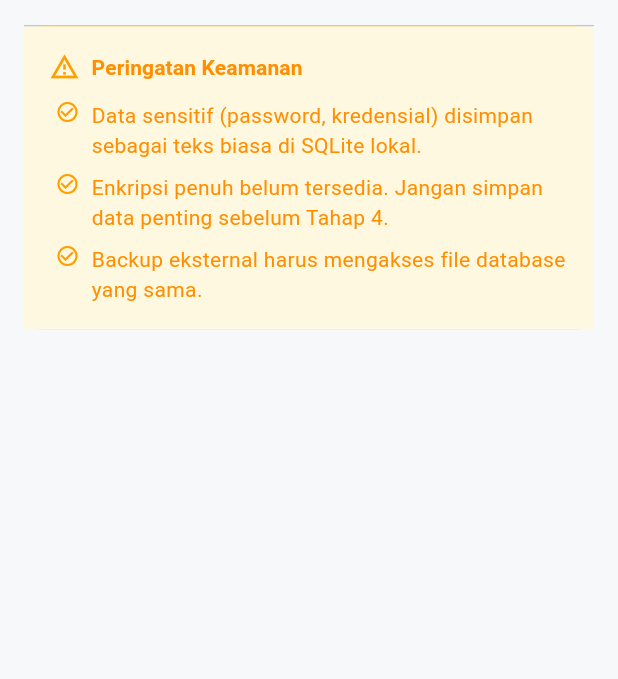
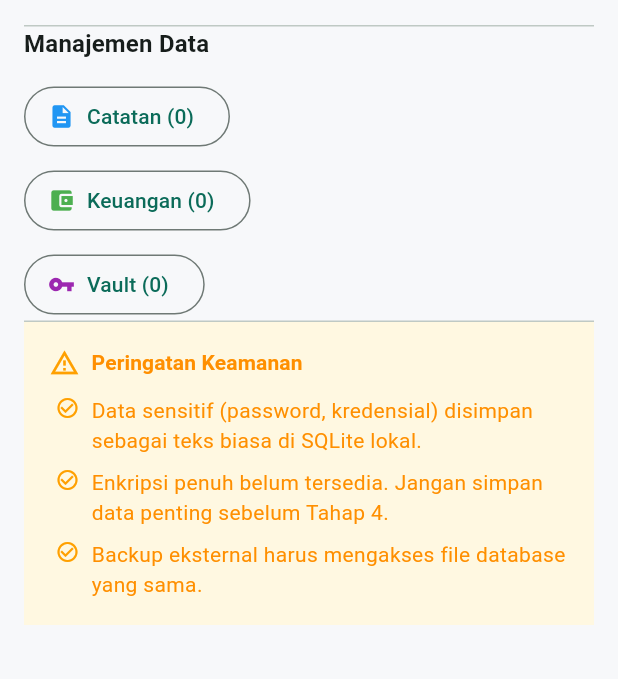
Before and after one commit to YusuP28/mylife, a Flutter app: the SettingsScreen screen opened directly, on a phone screen of 412 x 824 dp, the part 557-1236 px from its top. Run offline on Flutter 3.47's test engine with Material 3 defaults, Android fonts, the phone set to English and light mode, and no system bars; our stand-ins replace sqflite; accounts and stored records are empty.

Commit message:
feat: add settings data reset (clear all notes, finance, vault)

```diff
--- a/lib/providers/finance_provider.dart
+++ b/lib/providers/finance_provider.dart
@@ -181,4 +181,10 @@ class FinanceProvider extends ChangeNotifier {
     await _service.deleteTransaction(id);
     await loadTransactions();
   }
+
+  /// Menghapus SEMUA transaksi (reset data).
+  Future<void> clearAllTransactions() async {
+    await _service.clearTransactions();
+    await loadTransactions();
+  }
 }
--- a/lib/providers/notes_provider.dart
+++ b/lib/providers/notes_provider.dart
@@ -79,4 +79,10 @@ class NotesProvider extends ChangeNotifier {
     await _service.deleteNote(id);
     await loadNotes();
   }
+
+  /// Menghapus SEMUA catatan (reset data).
+  Future<void> clearAllNotes() async {
+    await _service.clearNotes();
+    await loadNotes();
+  }
 }
--- a/lib/providers/vault_provider.dart
+++ b/lib/providers/vault_provider.dart
@@ -113,4 +113,10 @@ class VaultProvider extends ChangeNotifier {
     await _service.deleteVaultItem(id);
     await loadItems();
   }
+
+  /// Menghapus SEMUA item brankas (reset data).
+  Future<void> clearAllItems() async {
+    await _service.clearVaultItems();
+    await loadItems();
+  }
 }
--- a/lib/screens/settings/settings_screen.dart
+++ b/lib/screens/settings/settings_screen.dart
@@ -50,6 +50,32 @@ class SettingsScreen extends StatelessWidget {
             onTap: () => _showAboutDialog(context),
           ),
           const Divider(),
+          _DataManagementSection(
+            notesCount: notesProvider.notes.length,
+            financeCount: financeProvider.transactions.length,
+            vaultCount: vaultProvider.count,
+            onResetNotes: () => _showResetDialog(
+              context: context,
+              title: 'Reset Catatan',
+              description: 'Hapus SEMUA catatan (${notesProvider.notes.length} buah) dari perangkat. Tindakan tidak bisa dibatalkan.',
+              onConfirm: () => _resetNotes(context),
+            ),
+            onResetFinance: () => _showResetDialog(
+              context: context,
+              title: 'Reset Keuangan',
+              description:
+                  'Hapus SEMUA transaksi (${financeProvider.transactions.length} buah) dari perangkat. Saldo akan kembali ke nol. Tindakan tidak bisa dibatalkan.',
+              onConfirm: () => _resetFinance(context),
+            ),
+            onResetVault: () => _showResetDialog(
+              context: context,
+              title: 'Reset Vault',
+              description:
+                  'Hapus SEMUA item brankas (${vaultProvider.count} buah) dari perangkat. Password Anda hilang selamanya. Tindakan tidak bisa dibatalkan.',
+              onConfirm: () => _resetVault(context),
+            ),
+          ),
+          const Divider(),
           _SecurityWarningCard(
             items: [
               'Data sensitif (password, kredensial) disimpan sebagai teks biasa di SQLite lokal.',
@@ -96,6 +122,58 @@ class SettingsScreen extends StatelessWidget {
       ),
     );
   }
+
+  Future<void> _showResetDialog({
+    required BuildContext context,
+    required String title,
+    required String description,
+    required VoidCallback onConfirm,
+  }) async {
+    final confirmed = await showDialog<bool>(
+      context: context,
+      builder: (dialogContext) => AlertDialog(
+        title: Text(title),
+        content: Text(description),
+        actions: <Widget>[
+          TextButton(
+            onPressed: () => Navigator.of(dialogContext).pop(false),
+            child: const Text('Batal'),
+          ),
+          FilledButton(
+            onPressed: () => Navigator.of(dialogContext).pop(true),
+            child: const Text('Reset'),
+          ),
+        ],
+      ),
+    );
+    if (confirmed == true && context.mounted) {
+      onConfirm();
+    }
+  }
+
+  Future<void> _resetNotes(BuildContext context) async {
+    await context.read<NotesProvider>().clearAllNotes();
+    if (!context.mounted) return;
+    ScaffoldMessenger.of(context).showSnackBar(
+      const SnackBar(content: Text('Semua catatan telah dihapus')),
+    );
+  }
+
+  Future<void> _resetFinance(BuildContext context) async {
+    await context.read<FinanceProvider>().clearAllTransactions();
+    if (!context.mounted) return;
+    ScaffoldMessenger.of(context).showSnackBar(
+      const SnackBar(content: Text('Semua transaksi telah dihapus')),
+    );
+  }
+
+  Future<void> _resetVault(BuildContext context) async {
+    await context.read<VaultProvider>().clearAllItems();
+    if (!context.mounted) return;
+    ScaffoldMessenger.of(context).showSnackBar(
+      const SnackBar(content: Text('Semua item brankas telah dihapus')),
+    );
+  }
 }
 
 class _SummaryCard extends StatelessWidget {
@@ -137,6 +215,85 @@ class _SummaryCard extends StatelessWidget {
   }
 }
 
+class _DataManagementSection extends StatelessWidget {
+  const _DataManagementSection({
+    required this.notesCount,
+    required this.financeCount,
+    required this.vaultCount,
+    required this.onResetNotes,
+    required this.onResetFinance,
+    required this.onResetVault,
+  });
+
+  final int notesCount;
+  final int financeCount;
+  final int vaultCount;
+  final VoidCallback onResetNotes;
+  final VoidCallback onResetFinance;
+  final VoidCallback onResetVault;
+
+  @override
+  Widget build(BuildContext context) {
+    return Column(
+      crossAxisAlignment: CrossAxisAlignment.start,
+      children: <Widget>[
+        Text('Manajemen Data',
+            style: Theme.of(context).textTheme.titleMedium?.copyWith(
+                fontWeight: FontWeight.w600)),
+        const SizedBox(height: 12),
+        _ResetButton(
+          icon: Icons.description,
+          label: 'Catatan',
+          count: notesCount,
+          color: Colors.blue,
+          onPressed: onResetNotes,
+        ),
+        const SizedBox(height: 8),
+        _ResetButton(
+          icon: Icons.account_balance_wallet,
+          label: 'Keuangan',
+          count: financeCount,
+          color: Colors.green,
+          onPressed: onResetFinance,
+        ),
+        const SizedBox(height: 8),
+        _ResetButton(
+          icon: Icons.vpn_key,
+          label: 'Vault',
+          count: vaultCount,
+          color: Colors.purple,
+          onPressed: onResetVault,
+        ),
+      ],
+    );
+  }
+}
+
+class _ResetButton extends StatelessWidget {
+  const _ResetButton({
+    required this.icon,
+    required this.label,
+    required this.count,
+    required this.color,
+    required this.onPressed,
+  });
+
+  final IconData icon;
+  final String label;
+  final int count;
+  final Color color;
+  final VoidCallback onPressed;
+
+  @override
+  Widget build(BuildContext context) {
+    return OutlinedButton.icon(
+      onPressed: onPressed,
+      icon: Icon(icon, color: color),
+      label: Text('$label ($count)'),
+    );
+  }
+}
+
 class _SecurityWarningCard extends StatelessWidget {
   const _SecurityWarningCard({required this.items});
 
@@ -164,8 +321,7 @@ class _SecurityWarningCard extends StatelessWidget {
                 const SizedBox(width: 8),
                 Text('Peringatan Keamanan',
                     style: theme.textTheme.titleSmall?.copyWith(
-                        color: Colors.amber.shade800,
-                        fontWeight: FontWeight.w600)),
+                        color: Colors.amber.shade800, fontWeight: FontWeight.w600)),
               ],
             ),
             const SizedBox(height: 12),
```
Also changed, not shown: lib/services/database_service.dart (+18 -0 lines), 1 other file.
